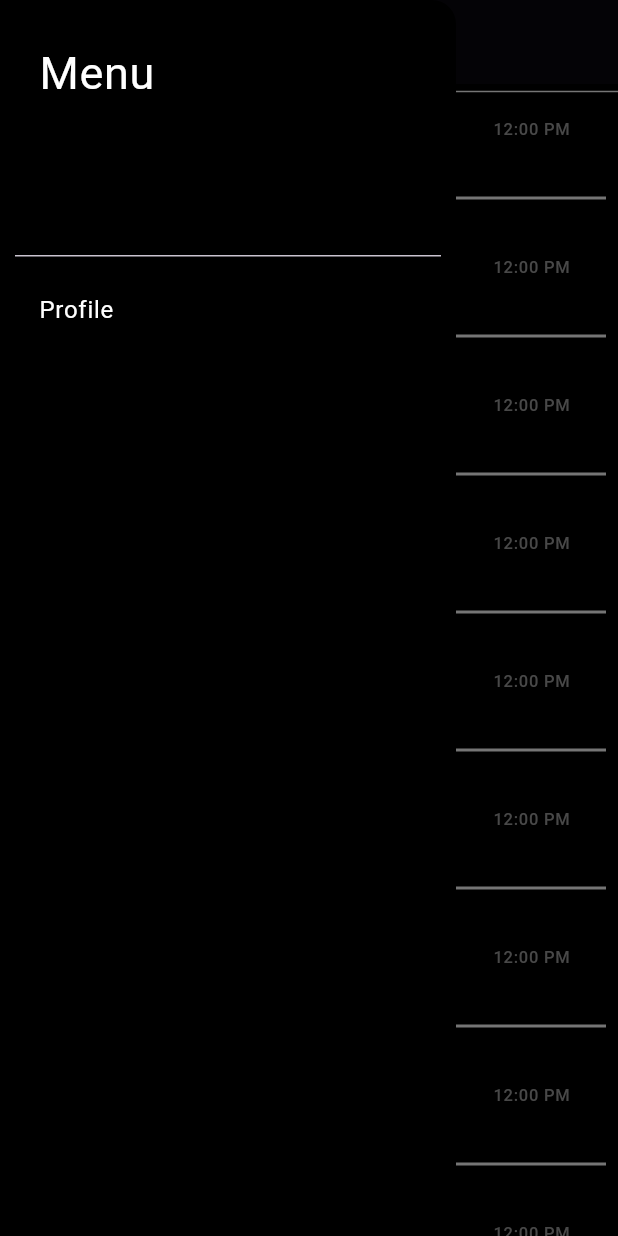
After one commit to AdityaShuk1a/NeverNote, a Flutter app: the screen it shows after launch, scrolled down 576 dp, after a tap on the "menu" icon, on a phone screen of 412 x 824 dp. The commit adds this screen. Run offline on Flutter 3.47's test engine with Material 3 defaults, Android fonts, the phone set to English and light mode, and no system bars; our stand-ins replace font_awesome_flutter; missing offline and left inert: dart:js_interop.

Commit message:
added navigations and menu drawer to home page

```diff
--- /dev/null
+++ b/frontend/lib/components/drawer.dart
@@ -0,0 +1,57 @@
+import 'dart:js_interop';
+
+import 'package:flutter/material.dart';
+import 'package:nevernote/pages/profile_page.dart';
+
+class DrawerBar extends StatelessWidget {
+  const DrawerBar({super.key});
+
+  @override
+  Widget build(BuildContext context) {
+    return Drawer(
+      backgroundColor: Colors.black,
+
+      child: ListView(
+        padding: EdgeInsets.all(10.0),
+        children: <Widget>[
+          const DrawerHeader(
+            decoration: BoxDecoration(
+              color: Colors.black,
+            ),
+            child: Text(
+              "Menu",
+              style: TextStyle(
+                color: Colors.white,
+                fontSize: 30.0,
+              ),
+            ),
+          ),
+          ListTile(
+            title: const Text(
+              "Profile",
+              style: TextStyle(
+                color: Colors.white,
+              ),),
+            onTap: () {
+              Navigator.push(
+                context,
+                MaterialPageRoute(builder: (context) => ProfileCard()),
+              );
+            },
+          ),
+          // ListTile(
+
+          //   title: const Text(
+          //     "Logout",
+          //     style: TextStyle(
+          //       color: Colors.white,
+          //     ),),
+          //   onTap: () {
+
+          //   },
+          // ),
+        ],
+      ),
+    );
+  }
+}
--- a/frontend/lib/main.dart
+++ b/frontend/lib/main.dart
@@ -5,6 +5,7 @@ import 'package:nevernote/pages/profile_page.dart';
 import 'pages/home_page.dart';
 
 void main() => runApp(MaterialApp(
+  debugShowCheckedModeBanner: false,
   theme: ThemeData(
     appBarTheme: const AppBarTheme(
       centerTitle: true,
@@ -14,6 +15,6 @@ void main() => runApp(MaterialApp(
         ),
     )
   ),
-  home: ProfileCard(),
+  home: Home(),
 
 ));
--- a/frontend/lib/pages/home_page.dart
+++ b/frontend/lib/pages/home_page.dart
@@ -1,4 +1,5 @@
 import 'package:flutter/material.dart';
+import 'package:nevernote/components/drawer.dart';
 
 late Size mq;
 
@@ -15,13 +16,17 @@ class _HomeState extends State<Home> {
     mq = MediaQuery.of(context).size;
     return Scaffold(
       appBar: AppBar(
-        leading: IconButton(
-          onPressed: () {
+        leading: Builder(
+          builder: (context) {
+            return IconButton(
+              icon: Icon(Icons.menu, color: Colors.white), // Custom icon and color
+              onPressed: () {
+                Scaffold.of(context).openDrawer();
+              },
+            );
+          },
+        ),
 
-          },
-          icon: const Icon(Icons.dehaze),
-          color: Colors.white,
-        ),
         centerTitle: true,
         title: const Text(
           'NeverNote',
@@ -30,6 +35,7 @@ class _HomeState extends State<Home> {
         backgroundColor: const Color.fromARGB(255, 0, 0, 0),
         elevation: 4,
       ),
+      drawer: DrawerBar(),
       body: Container(
         decoration: const BoxDecoration(
           color: Colors.black,
--- a/frontend/lib/services/profile_data_service.dart
+++ b/frontend/lib/services/profile_data_service.dart
@@ -9,7 +9,7 @@ class ProfileDataService {
     try{
 
       String baseUrl = 'http://127.0.0.1:8000/';
-      final response = await http.get(Uri.parse(baseUrl+'yaha/60168d33-ba68-448b-ac81-8674fdd9289e'));
+      final response = await http.get(Uri.parse(baseUrl+'yaha/7b4d0834-e109-49b4-93fa-8474e47685cf'));
 
       print(response);
       if (response.statusCode == 200) {
```
Also changed, not shown: frontend/lib/pages/profile_page.dart (+81 -39 lines).
